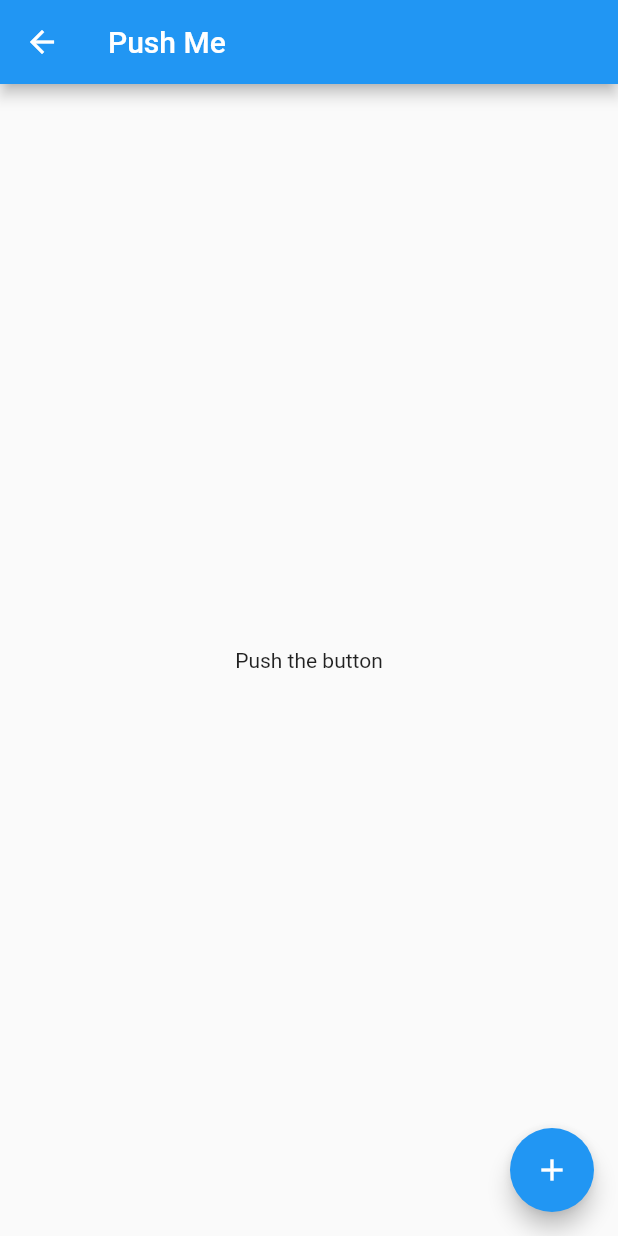
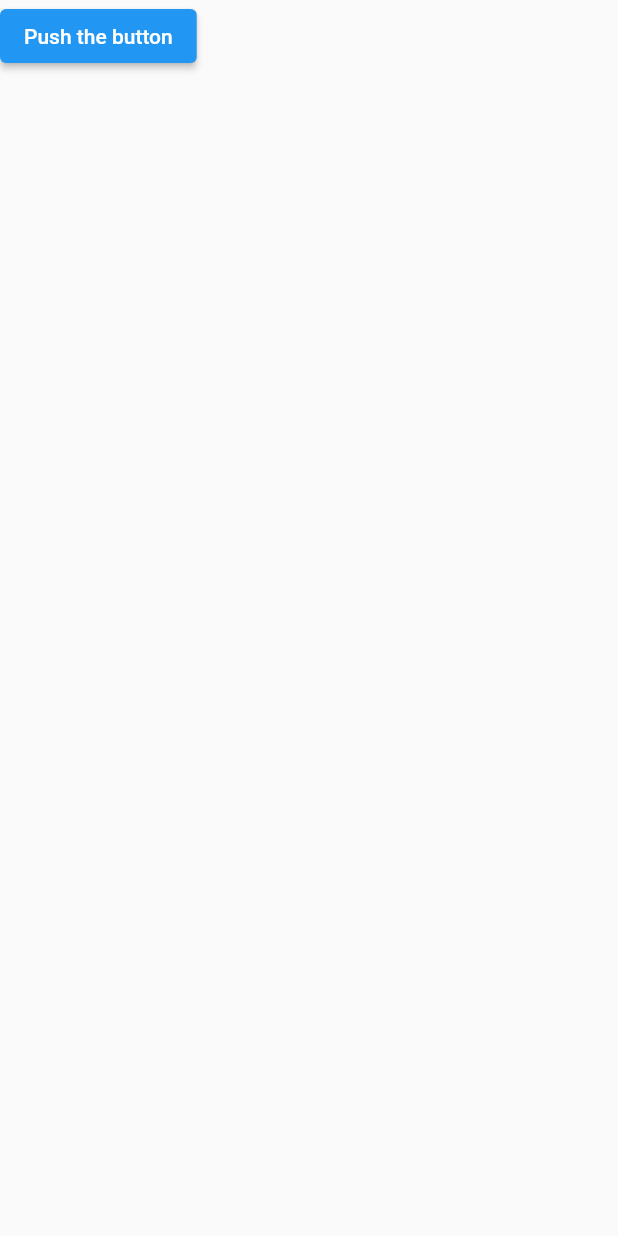
Before and after one commit to HerrDick/twoonearsch, a Flutter app: the Polina screen opened directly, on a phone screen of 412 x 824 dp. Run offline on Flutter 3.47's test engine with Material 2 defaults, Android fonts, the phone set to English and light mode, and no system bars; our stand-ins replace get; statements that could not run were skipped.

Commit message:
20.10.23

```diff
--- a/lib/pagepolina.dart
+++ b/lib/pagepolina.dart
@@ -1,24 +1,16 @@
 import 'package:flutter/material.dart';
 import 'package:get/get.dart';
-import 'package:twoonearsch/myhomepage.dart';
 
 class Polina extends StatelessWidget {
-  const Polina({Key? key}) : super(key: key);// Наши виджеты имеют один тип и состояние.
+  const Polina({Key? key}) : super(key: key);
+
   @override
   Widget build(BuildContext context) {
     return Scaffold(
-      appBar: AppBar(
-        title: Text("Push Me"),
+      body: ElevatedButton(
+        child: Text('Push the button'),
+        onPressed: () => Get.back(),
       ),
-      body: Center(
-        child: Text("Push the button"),
-      ),
-      floatingActionButton: FloatingActionButton(
-        child: Icon(Icons.add),
-        onPressed: () {
-          Get.to(MyHomePage());
-        },
-    )
     );
+  }
 }
-}
```
